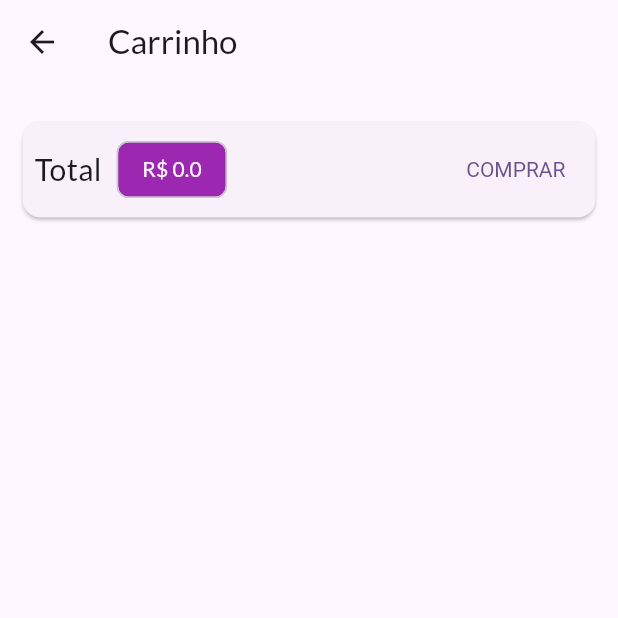
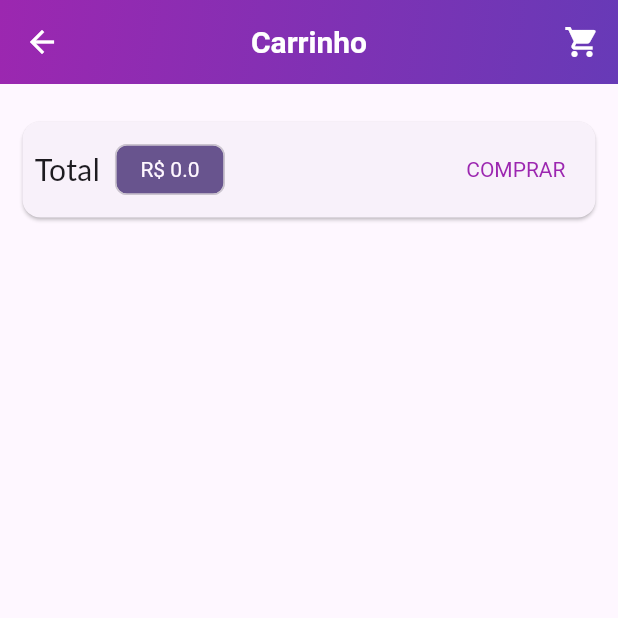
Before and after one commit to LucasFagundesWielewski/shop_app, a Flutter app: the CartPage screen opened by its route, on a phone screen of 412 x 824 dp, the top half of it. Run offline on Flutter 3.47's test engine with Material 3 defaults, Android fonts, the phone set to English and light mode, and no system bars; network calls fail.

```diff
--- a/lib/models/cart_page.dart
+++ b/lib/models/cart_page.dart
@@ -13,7 +13,26 @@ class CartPage extends StatelessWidget {
 
     return Scaffold(
       appBar: AppBar(
-          title: const Text('Carrinho'),
+        title: const Text(
+          'Carrinho',
+          style: TextStyle(color: Colors.white),
+        ),
+        centerTitle: true,
+        flexibleSpace: Container(
+          decoration: const BoxDecoration(
+            gradient: LinearGradient(
+              colors: [Colors.purple, Colors.deepPurple],
+              begin: Alignment.topLeft,
+              end: Alignment.bottomRight,
+            ),
+          ),
+        ),
+        actions: [
+          IconButton(
+            icon: const Icon(Icons.shopping_cart, color: Colors.white),
+            onPressed: () {},
+          ),
+        ],
       ),
       body: Column(
         children: [
@@ -39,7 +58,8 @@ class CartPage extends StatelessWidget {
                         color: Theme.of(context)
                             .primaryTextTheme
                             .titleLarge
-                                ?.color),
+                            ?.color,
+                      ),
                     ),
                   ),
                   Spacer(),
@@ -63,6 +83,7 @@ class CartPage extends StatelessWidget {
             ),
           ),
         ],
-        ));
+      ),
+    );
   }
 }
```
Also changed, not shown: lib/main.dart (+32 -6 lines), lib/views/products_detail_page.dart (+25 -4 lines), pubspec.yaml (+8 -6 lines). Lines whose indentation alone changed are shown as unchanged.
